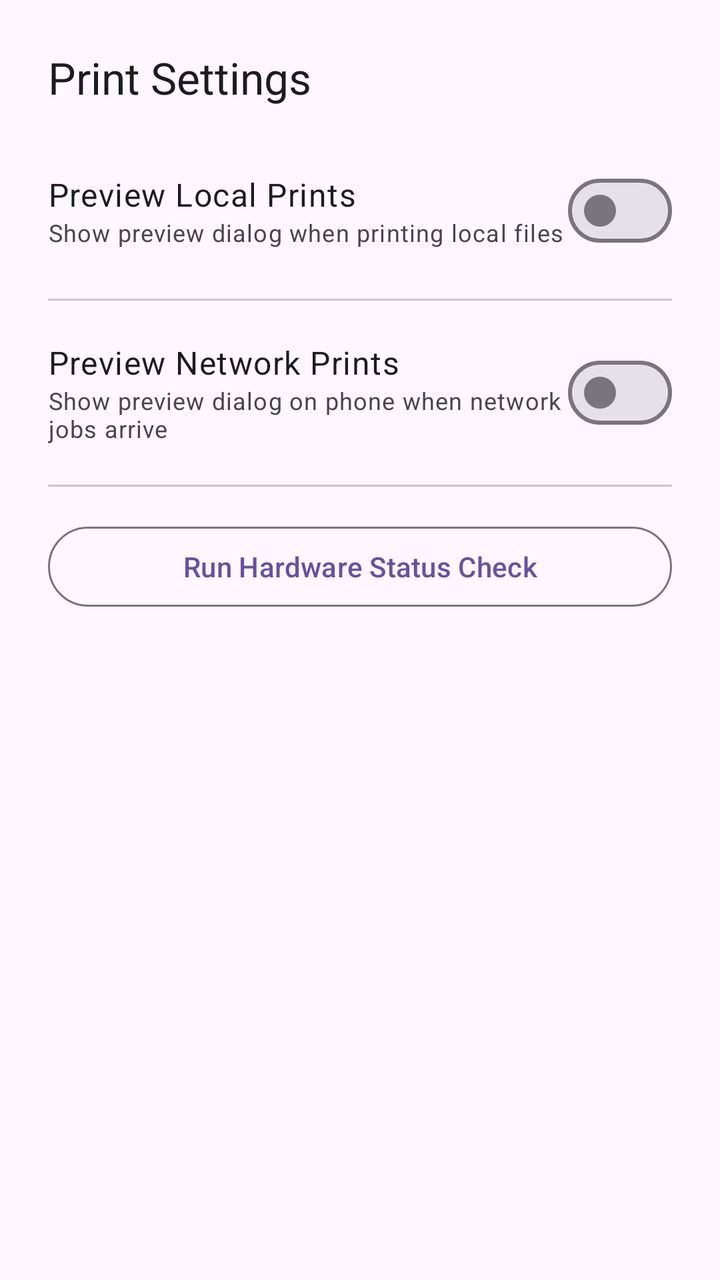
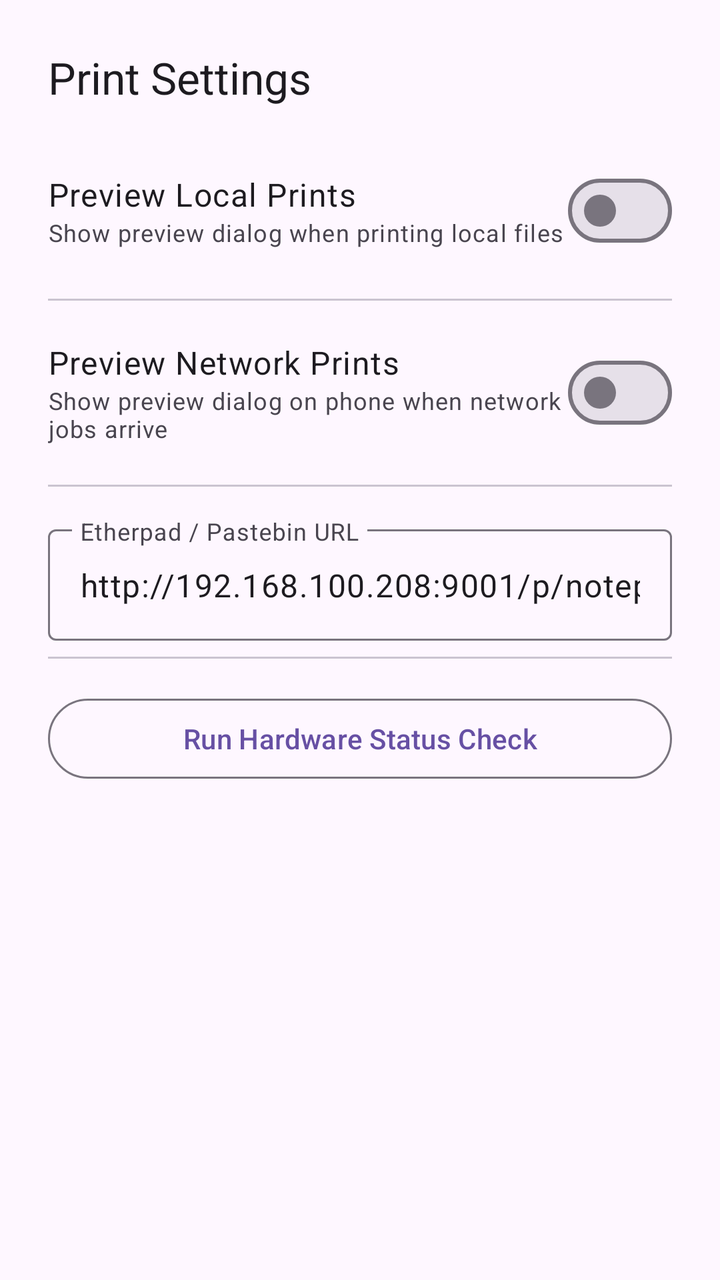

The first picture is an Android layout as it rendered before a commit; the second is the same layout after the commit. The layout source and the unified diff follow.
<!-- AndroidManifest.xml: application theme Theme.RolloPrint -->
<!-- res/layout/dialog_settings.xml -->
<?xml version="1.0" encoding="utf-8"?>
<LinearLayout xmlns:android="http://schemas.android.com/apk/res/android"
    android:layout_width="match_parent"
    android:layout_height="wrap_content"
    android:orientation="vertical"
    android:padding="24dp">

    <TextView
        android:layout_width="wrap_content"
        android:layout_height="wrap_content"
        android:text="@string/print_settings_title"
        android:textAppearance="?attr/textAppearanceTitleLarge"
        android:textColor="?attr/colorOnSurface"
        android:layout_marginBottom="16dp" />

    
    <LinearLayout
        android:layout_width="match_parent"
        android:layout_height="wrap_content"
        android:orientation="horizontal"
        android:gravity="center_vertical"
        android:paddingVertical="12dp">

        <LinearLayout
            android:layout_width="0dp"
            android:layout_height="wrap_content"
            android:layout_weight="1"
            android:orientation="vertical">

            <TextView
                android:layout_width="wrap_content"
                android:layout_height="wrap_content"
                android:text="@string/preview_local_prints"
                android:textAppearance="?attr/textAppearanceBodyLarge"
                android:textColor="?attr/colorOnSurface" />

            <TextView
                android:layout_width="wrap_content"
                android:layout_height="wrap_content"
                android:text="@string/preview_local_prints_sub"
                android:textAppearance="?attr/textAppearanceBodySmall"
                android:textColor="?attr/colorOnSurfaceVariant" />
        </LinearLayout>

        <com.google.android.material.materialswitch.MaterialSwitch
            android:id="@+id/switchLocalPreviewDialog"
            android:layout_width="wrap_content"
            android:layout_height="wrap_content" />
    </LinearLayout>

    <com.google.android.material.divider.MaterialDivider
        android:layout_width="match_parent"
        android:layout_height="wrap_content"
        android:layout_marginVertical="8dp" />

    
    <LinearLayout
        android:layout_width="match_parent"
        android:layout_height="wrap_content"
        android:orientation="horizontal"
        android:gravity="center_vertical"
        android:paddingVertical="12dp">

        <LinearLayout
            android:layout_width="0dp"
            android:layout_height="wrap_content"
            android:layout_weight="1"
            android:orientation="vertical">

            <TextView
                android:layout_width="wrap_content"
                android:layout_height="wrap_content"
                android:text="@string/preview_network_prints"
                android:textAppearance="?attr/textAppearanceBodyLarge"
                android:textColor="?attr/colorOnSurface" />

            <TextView
                android:layout_width="wrap_content"
                android:layout_height="wrap_content"
                android:text="@string/preview_network_prints_sub"
                android:textAppearance="?attr/textAppearanceBodySmall"
                android:textColor="?attr/colorOnSurfaceVariant" />
        </LinearLayout>

        <com.google.android.material.materialswitch.MaterialSwitch
            android:id="@+id/switchNetworkPreviewDialog"
            android:layout_width="wrap_content"
            android:layout_height="wrap_content" />
    </LinearLayout>

    <com.google.android.material.divider.MaterialDivider
        android:layout_width="match_parent"
        android:layout_height="wrap_content"
        android:layout_marginVertical="8dp" />

    
    <com.google.android.material.button.MaterialButton
        android:id="@+id/btnDiagnostics"
        style="@style/Widget.Material3.Button.OutlinedButton"
        android:layout_width="match_parent"
        android:layout_height="wrap_content"
        android:layout_marginTop="8dp"
        android:text="Run Hardware Status Check" />

</LinearLayout>
<!-- resources referenced by this layout -->
<resources>
  <string name="preview_local_prints">Preview Local Prints</string>
  <string name="preview_local_prints_sub">Show preview dialog when printing local files</string>
  <string name="preview_network_prints">Preview Network Prints</string>
  <string name="preview_network_prints_sub">Show preview dialog on phone when network jobs arrive</string>
  <string name="print_settings_title">Print Settings</string>
  <style name="Theme.RolloPrint" parent="Base.Theme.RolloPrint" />
  <style name="Base.Theme.RolloPrint" parent="Theme.Material3.DayNight.NoActionBar">
          
          <item name="android:windowLayoutInDisplayCutoutMode" tools:targetApi="p">shortEdges</item>
      </style>
</resources>

<!-- the commit's change to res/layout/dialog_settings.xml (unified diff, before → after) -->
@@ -94,6 +94,27 @@
         android:layout_marginVertical="8dp" />
 
     
+    <com.google.android.material.textfield.TextInputLayout
+        style="@style/Widget.Material3.TextInputLayout.OutlinedBox"
+        android:layout_width="match_parent"
+        android:layout_height="wrap_content"
+        android:hint="@string/etherpad_url_hint"
+        android:layout_marginTop="8dp">
+
+        <com.google.android.material.textfield.TextInputEditText
+            android:id="@+id/etEtherpadUrl"
+            android:layout_width="match_parent"
+            android:layout_height="wrap_content"
+            android:inputType="textUri"
+            android:text="http://192.168.100.208:9001/p/notepad" />
+    </com.google.android.material.textfield.TextInputLayout>
+
+    <com.google.android.material.divider.MaterialDivider
+        android:layout_width="match_parent"
+        android:layout_height="wrap_content"
+        android:layout_marginVertical="8dp" />
+
+    
     <com.google.android.material.button.MaterialButton
         android:id="@+id/btnDiagnostics"
         style="@style/Widget.Material3.Button.OutlinedButton"
<!-- resource entries referenced after the edit -->
@@ -1,5 +1,6 @@
 <!-- resources referenced by this layout -->
 <resources>
+  <string name="etherpad_url_hint">Etherpad / Pastebin URL</string>
   <string name="preview_local_prints">Preview Local Prints</string>
   <string name="preview_local_prints_sub">Show preview dialog when printing local files</string>
   <string name="preview_network_prints">Preview Network Prints</string>
